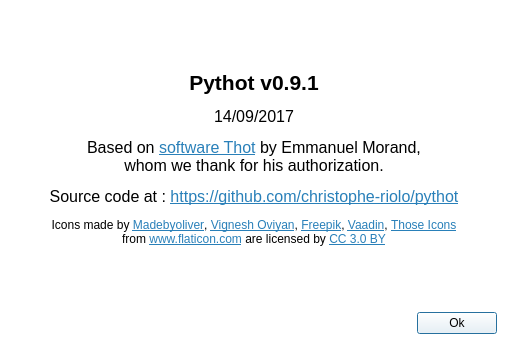
Before: the Qt Designer form about.ui in christophe-riolo/pythot, drawn with Qt 5.
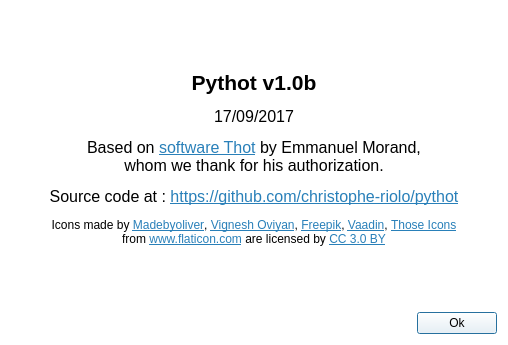
After: the same form once the commit is applied. Icons and pictures are not drawn.

```diff
--- a/about.ui
+++ b/about.ui
@@ -33,7 +33,7 @@
       </sizepolicy>
      </property>
      <property name="text">
-      <string>&lt;html&gt;&lt;head/&gt;&lt;body&gt;&lt;p align=&quot;center&quot;&gt;&lt;span style=&quot; font-size:16pt; font-weight:600;&quot;&gt;Pythot v0.9.1&lt;/span&gt;&lt;/p&gt;&lt;p align=&quot;center&quot;&gt;&lt;span style=&quot; font-size:12pt;&quot;&gt;14/09/2017&lt;/span&gt;&lt;/p&gt;&lt;p align=&quot;center&quot;&gt;&lt;span style=&quot; font-size:12pt;&quot;&gt;Based on &lt;/span&gt;&lt;a href=&quot;http://www.emmanuelmorand.net/thot/presentation.php&quot;&gt;&lt;span style=&quot; font-size:12pt; text-decoration: underline; color:#2980b9;&quot;&gt;software Thot&lt;/span&gt;&lt;/a&gt;&lt;span style=&quot; font-size:12pt;&quot;&gt; by Emmanuel Morand,&lt;br/&gt;whom we thank for his authorization.&lt;/span&gt;&lt;/p&gt;&lt;p align=&quot;center&quot;&gt;&lt;span style=&quot; font-size:12pt;&quot;&gt;Source code at : &lt;/span&gt;&lt;a href=&quot;https://github.com/christophe-riolo/pythot&quot;&gt;&lt;span style=&quot; font-size:12pt; text-decoration: underline; color:#2980b9;&quot;&gt;https://github.com/christophe-riolo/pythot&lt;/span&gt;&lt;/a&gt;&lt;/p&gt;&lt;p align=&quot;center&quot;&gt;Icons made by &lt;a href=&quot;https://www.flaticon.com/authors/madebyoliver&quot;&gt;&lt;span style=&quot; text-decoration: underline; color:#2980b9;&quot;&gt;Madebyoliver&lt;/span&gt;&lt;/a&gt;, &lt;a href=&quot;https://www.flaticon.com/authors/vignesh-oviyan&quot;&gt;&lt;span style=&quot; text-decoration: underline; color:#2980b9;&quot;&gt;Vignesh Oviyan&lt;/span&gt;&lt;/a&gt;, &lt;a href=&quot;http://www.freepik.com&quot;&gt;&lt;span style=&quot; text-decoration: underline; color:#2980b9;&quot;&gt;Freepik&lt;/span&gt;&lt;/a&gt;, &lt;a href=&quot;https://www.flaticon.com/authors/vaadin&quot;&gt;&lt;span style=&quot; text-decoration: underline; color:#2980b9;&quot;&gt;Vaadin&lt;/span&gt;&lt;/a&gt;, &lt;a href=&quot;https://www.flaticon.com/authors/those-icons&quot;&gt;&lt;span style=&quot; text-decoration: underline; color:#2980b9;&quot;&gt;Those Icons&lt;/span&gt;&lt;/a&gt;&lt;br/&gt;from &lt;a href=&quot;https://www.flaticon.com/&quot;&gt;&lt;span style=&quot; text-decoration: underline; color:#2980b9;&quot;&gt;www.flaticon.com&lt;/span&gt;&lt;/a&gt; are licensed by &lt;a href=&quot;http://creativecommons.org/licenses/by/3.0/&quot;&gt;&lt;span style=&quot; text-decoration: underline; color:#2980b9;&quot;&gt;CC 3.0 BY&lt;/span&gt;&lt;/a&gt;&lt;/p&gt;&lt;/body&gt;&lt;/html&gt;</string>
+      <string>&lt;html&gt;&lt;head/&gt;&lt;body&gt;&lt;p align=&quot;center&quot;&gt;&lt;span style=&quot; font-size:16pt; font-weight:600;&quot;&gt;Pythot v1.0b&lt;/span&gt;&lt;/p&gt;&lt;p align=&quot;center&quot;&gt;&lt;span style=&quot; font-size:12pt;&quot;&gt;17/09/2017&lt;/span&gt;&lt;/p&gt;&lt;p align=&quot;center&quot;&gt;&lt;span style=&quot; font-size:12pt;&quot;&gt;Based on &lt;/span&gt;&lt;a href=&quot;http://www.emmanuelmorand.net/thot/presentation.php&quot;&gt;&lt;span style=&quot; font-size:12pt; text-decoration: underline; color:#2980b9;&quot;&gt;software Thot&lt;/span&gt;&lt;/a&gt;&lt;span style=&quot; font-size:12pt;&quot;&gt; by Emmanuel Morand,&lt;br/&gt;whom we thank for his authorization.&lt;/span&gt;&lt;/p&gt;&lt;p align=&quot;center&quot;&gt;&lt;span style=&quot; font-size:12pt;&quot;&gt;Source code at : &lt;/span&gt;&lt;a href=&quot;https://github.com/christophe-riolo/pythot&quot;&gt;&lt;span style=&quot; font-size:12pt; text-decoration: underline; color:#2980b9;&quot;&gt;https://github.com/christophe-riolo/pythot&lt;/span&gt;&lt;/a&gt;&lt;/p&gt;&lt;p align=&quot;center&quot;&gt;Icons made by &lt;a href=&quot;https://www.flaticon.com/authors/madebyoliver&quot;&gt;&lt;span style=&quot; text-decoration: underline; color:#2980b9;&quot;&gt;Madebyoliver&lt;/span&gt;&lt;/a&gt;, &lt;a href=&quot;https://www.flaticon.com/authors/vignesh-oviyan&quot;&gt;&lt;span style=&quot; text-decoration: underline; color:#2980b9;&quot;&gt;Vignesh Oviyan&lt;/span&gt;&lt;/a&gt;, &lt;a href=&quot;http://www.freepik.com&quot;&gt;&lt;span style=&quot; text-decoration: underline; color:#2980b9;&quot;&gt;Freepik&lt;/span&gt;&lt;/a&gt;, &lt;a href=&quot;https://www.flaticon.com/authors/vaadin&quot;&gt;&lt;span style=&quot; text-decoration: underline; color:#2980b9;&quot;&gt;Vaadin&lt;/span&gt;&lt;/a&gt;, &lt;a href=&quot;https://www.flaticon.com/authors/those-icons&quot;&gt;&lt;span style=&quot; text-decoration: underline; color:#2980b9;&quot;&gt;Those Icons&lt;/span&gt;&lt;/a&gt;&lt;br/&gt;from &lt;a href=&quot;https://www.flaticon.com/&quot;&gt;&lt;span style=&quot; text-decoration: underline; color:#2980b9;&quot;&gt;www.flaticon.com&lt;/span&gt;&lt;/a&gt; are licensed by &lt;a href=&quot;http://creativecommons.org/licenses/by/3.0/&quot;&gt;&lt;span style=&quot; text-decoration: underline; color:#2980b9;&quot;&gt;CC 3.0 BY&lt;/span&gt;&lt;/a&gt;&lt;/p&gt;&lt;/body&gt;&lt;/html&gt;</string>
      </property>
     </widget>
    </item>
```
Left out of the diff: 2 changed lines with no effect on the pictures.
